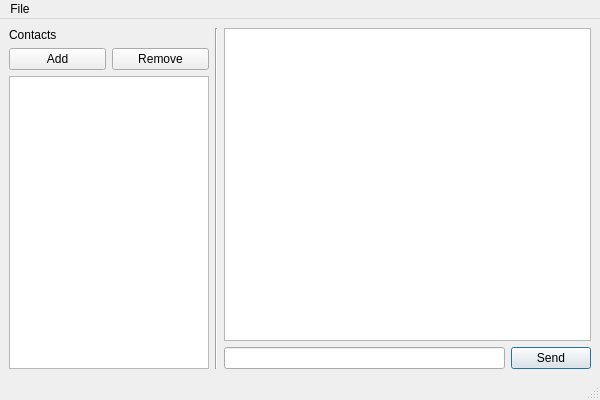
Qt form assets/chat.ui (Dimaryst/partisanMessenger) before a commit.
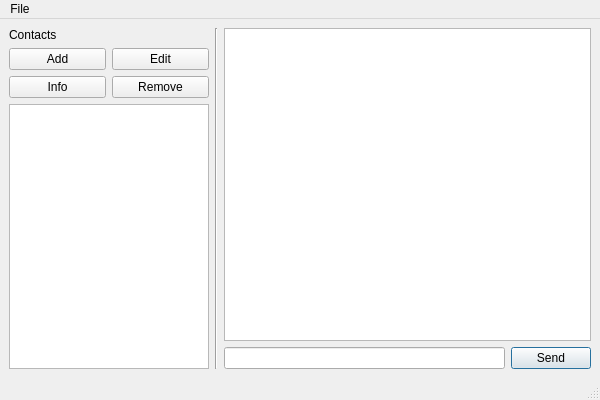
The same form after that commit.

Diff of the .ui file:
```diff
--- a/assets/chat.ui
+++ b/assets/chat.ui
@@ -31,8 +31,8 @@
   <widget class="QWidget" name="centralwidget">
    <layout class="QHBoxLayout" name="horizontalLayout_2">
     <item>
-     <layout class="QGridLayout" name="gridLayout">
-      <item row="0" column="0">
+     <layout class="QVBoxLayout" name="verticalLayout_3">
+      <item>
        <widget class="QLabel" name="labelContactList">
         <property name="sizePolicy">
          <sizepolicy hsizetype="Fixed" vsizetype="Fixed">
@@ -48,9 +48,11 @@
         </property>
        </widget>
       </item>
-      <item row="1" column="0">
+      <item>
        <layout class="QHBoxLayout" name="horizontalLayout">
         <item>
+         <layout class="QVBoxLayout" name="verticalLayout">
+          <item>
          <widget class="QPushButton" name="pushButtonAdd">
           <property name="sizePolicy">
            <sizepolicy hsizetype="Preferred" vsizetype="Fixed">
@@ -64,6 +66,48 @@
          </widget>
         </item>
         <item>
+           <widget class="QPushButton" name="pushButton">
+            <property name="minimumSize">
+             <size>
+              <width>80</width>
+              <height>0</height>
+             </size>
+            </property>
+            <property name="maximumSize">
+             <size>
+              <width>200</width>
+              <height>16777215</height>
+             </size>
+            </property>
+            <property name="text">
+             <string>Info</string>
+            </property>
+           </widget>
+          </item>
+         </layout>
+        </item>
+        <item>
+         <layout class="QVBoxLayout" name="verticalLayout_2">
+          <item>
+           <widget class="QPushButton" name="pushButtonEdit">
+            <property name="minimumSize">
+             <size>
+              <width>80</width>
+              <height>0</height>
+             </size>
+            </property>
+            <property name="maximumSize">
+             <size>
+              <width>200</width>
+              <height>16777215</height>
+             </size>
+            </property>
+            <property name="text">
+             <string>Edit</string>
+            </property>
+           </widget>
+          </item>
+          <item>
          <widget class="QPushButton" name="pushButtonRemove">
           <property name="sizePolicy">
            <sizepolicy hsizetype="Preferred" vsizetype="Fixed">
@@ -71,6 +115,18 @@
             <verstretch>0</verstretch>
            </sizepolicy>
           </property>
+            <property name="minimumSize">
+             <size>
+              <width>80</width>
+              <height>0</height>
+             </size>
+            </property>
+            <property name="maximumSize">
+             <size>
+              <width>200</width>
+              <height>16777215</height>
+             </size>
+            </property>
           <property name="text">
            <string>Remove</string>
           </property>
@@ -78,17 +134,19 @@
         </item>
        </layout>
       </item>
-      <item row="2" column="0">
+       </layout>
+      </item>
+      <item>
        <widget class="QListWidget" name="listContacts">
         <property name="sizePolicy">
-         <sizepolicy hsizetype="Preferred" vsizetype="Expanding">
+         <sizepolicy hsizetype="Fixed" vsizetype="Expanding">
           <horstretch>0</horstretch>
           <verstretch>0</verstretch>
          </sizepolicy>
         </property>
         <property name="minimumSize">
          <size>
-          <width>120</width>
+          <width>150</width>
           <height>0</height>
          </size>
         </property>
```
Left out of the diff: 12 changed lines with no effect on the pictures. Lines whose indentation alone changed are shown as unchanged.
